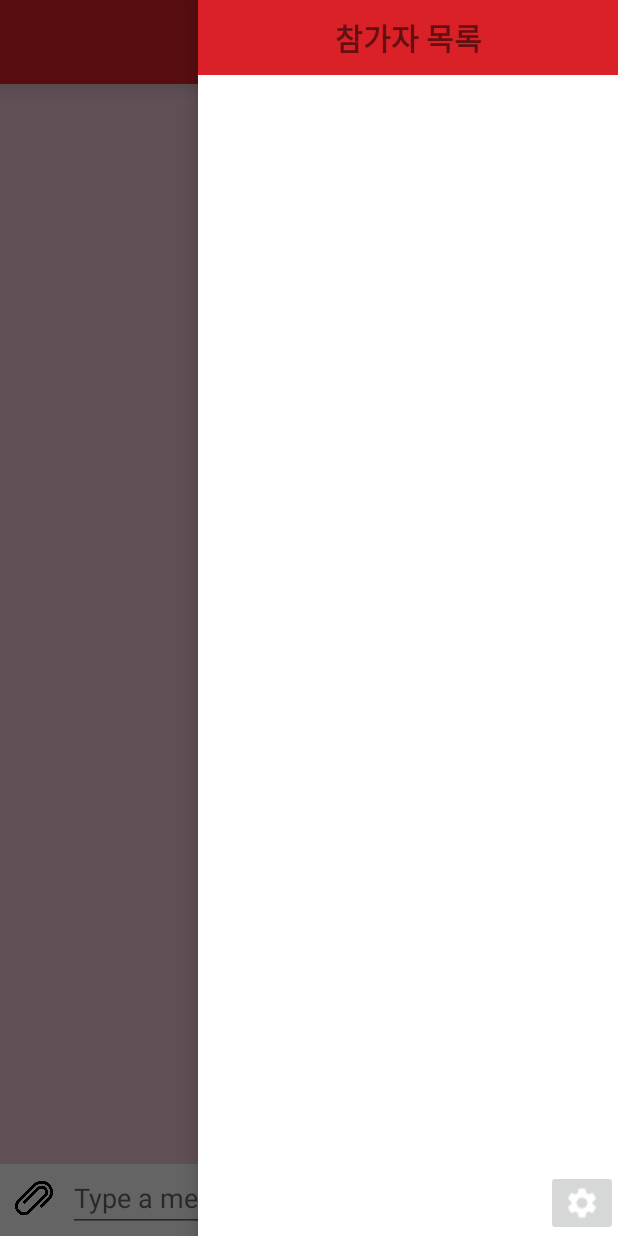
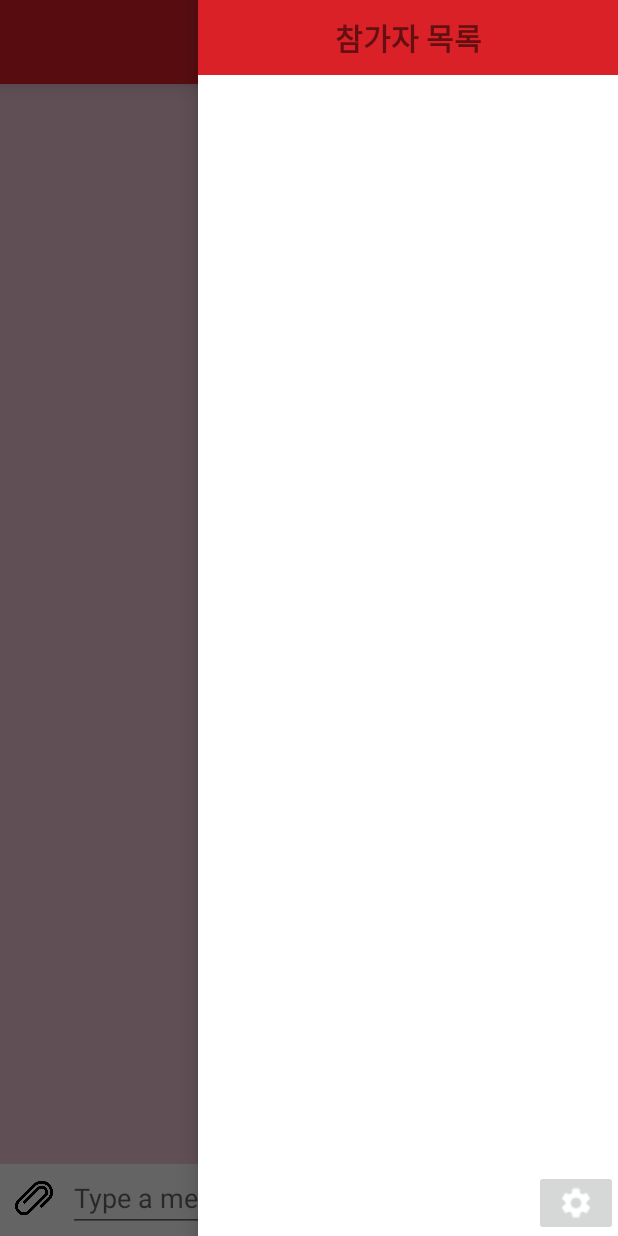
Before and after one commit to dahyun0917/Android-Chatting-Application, an Android app: the RoomActivity screen opened directly, with no data from a screen before it, with the side drawer open, on a phone screen of 412 x 824 dp. Run offline under Robolectric (Android 15) with nearby library versions, the phone set to English and light mode, and no system bars; our stand-ins replace Firebase (no records; nobody signed in at launch, a user with empty details on screens opened directly); pictures from the network do not load; 1 statement that could not run was skipped.

Commit message:
네비게이션 드로어에 환경설정 버튼 추가 및 버튼 클릭시 채팅방 정보 수정 액티비티 띄우기

```diff
--- a/app/src/main/java/com/example/chat_de/ChatRoomListFragment.java
+++ b/app/src/main/java/com/example/chat_de/ChatRoomListFragment.java
@@ -9,8 +9,6 @@ import android.view.View;
 import android.view.ViewGroup;
 import android.widget.AdapterView;
 
-import androidx.activity.result.ActivityResultLauncher;
-import androidx.activity.result.contract.ActivityResultContracts;
 import androidx.annotation.NonNull;
 import androidx.annotation.Nullable;
 import androidx.fragment.app.Fragment;
--- a/app/src/main/res/layout/navigation_join_user.xml
+++ b/app/src/main/res/layout/navigation_join_user.xml
@@ -39,14 +39,15 @@
         android:orientation="horizontal">
 
         <TextView
-            android:layout_width="wrap_content"
-            android:layout_height="wrap_content"
-            android:layout_weight="5"/>
+            android:layout_width="0dp"
+            android:layout_height="match_parent"
+            android:layout_weight="4"/>
 
         <ImageButton
-            android:layout_width="wrap_content"
+            android:id="@+id/settings"
+            android:layout_width="0dp"
             android:layout_height="wrap_content"
-            android:layout_weight="0"
+            android:layout_weight="1"
             android:src="@drawable/settings"/>
     </LinearLayout>
 
```
Also changed, not shown: app/src/main/java/com/example/chat_de/RoomActivity.java (+11 -0 lines).
